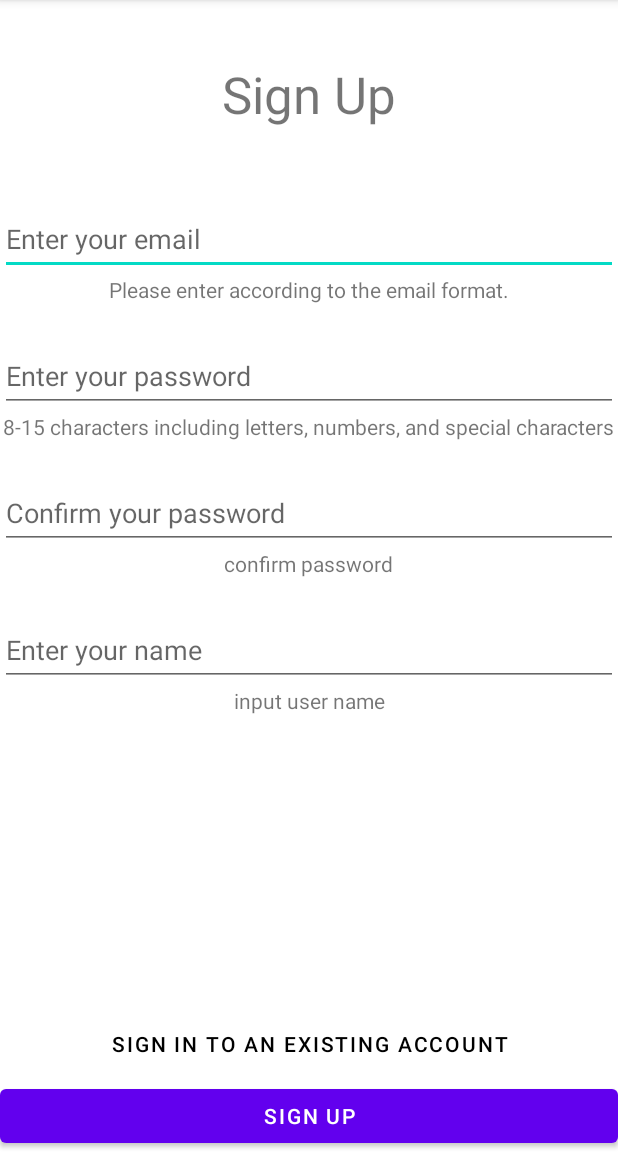
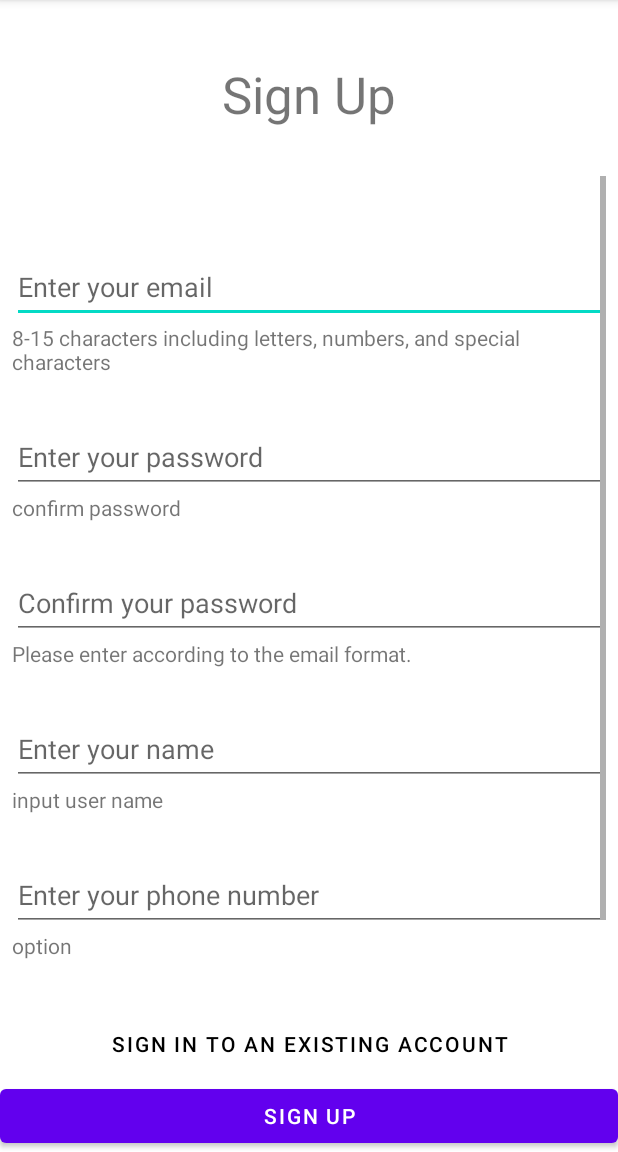
Before and after one commit to wookingwoo/shoppingmall-demo-app, an Android app: the SignupActivity screen opened directly, with no data from a screen before it, on a phone screen of 412 x 824 dp, the part 84-1236 px from its top. Run offline under Robolectric (Android 15) with nearby library versions, the phone set to English and light mode, and no system bars; our stand-ins replace Firebase (no records; nobody signed in at launch, a user with empty details on screens opened directly).

Commit message:
Add UI: phone, address input

```diff
--- a/app/src/main/res/layout/activity_signup.xml
+++ b/app/src/main/res/layout/activity_signup.xml
@@ -5,15 +5,6 @@
     android:layout_width="match_parent"
     android:layout_height="match_parent"
     tools:context=".SignupActivity">
-
-    <TextView
-        android:id="@+id/textView6"
-        android:layout_width="wrap_content"
-        android:layout_height="wrap_content"
-        android:text="@string/input_user_name"
-        app:layout_constraintEnd_toEndOf="parent"
-        app:layout_constraintStart_toStartOf="parent"
-        app:layout_constraintTop_toBottomOf="@+id/et_userName" />
 
     <Button
         android:id="@+id/btn_goSignin"
@@ -30,48 +21,6 @@
         app:layout_constraintHorizontal_bias="0.0"
         app:layout_constraintStart_toStartOf="parent" />
 
-    <EditText
-        android:id="@+id/et_email"
-        android:layout_width="0dp"
-        android:layout_height="wrap_content"
-        android:layout_marginTop="50dp"
-        android:ems="10"
-        android:hint="@string/enter_your_email"
-        android:inputType="textEmailAddress"
-        android:minHeight="48dp"
-
-        app:layout_constraintEnd_toEndOf="parent"
-        app:layout_constraintStart_toStartOf="parent"
-        app:layout_constraintTop_toBottomOf="@+id/textView5" />
-
-    <EditText
-        android:id="@+id/et_pw"
-        android:layout_width="0dp"
-        android:layout_height="wrap_content"
-        android:layout_marginTop="24dp"
-        android:ems="10"
-        android:hint="@string/enter_your_password"
-        android:inputType="textPassword"
-        android:minHeight="48dp"
-        app:layout_constraintEnd_toEndOf="parent"
-        app:layout_constraintHorizontal_bias="0.497"
-        app:layout_constraintStart_toStartOf="parent"
-        app:layout_constraintTop_toBottomOf="@+id/textView2" />
-
-    <EditText
-        android:id="@+id/et_confirmPW"
-        android:layout_width="0dp"
-        android:layout_height="wrap_content"
-        android:layout_marginTop="24dp"
-        android:ems="10"
-        android:hint="@string/confirm_your_password"
-        android:inputType="textPassword"
-        android:minHeight="48dp"
-        app:layout_constraintEnd_toEndOf="parent"
-        app:layout_constraintHorizontal_bias="0.0"
-        app:layout_constraintStart_toStartOf="parent"
-        app:layout_constraintTop_toBottomOf="@+id/textView" />
-
     <Button
         android:id="@+id/btn_register"
         android:layout_width="0dp"
@@ -80,35 +29,6 @@
         app:layout_constraintBottom_toBottomOf="parent"
         app:layout_constraintEnd_toEndOf="parent"
         app:layout_constraintStart_toStartOf="parent" />
-
-    <TextView
-        android:id="@+id/textView"
-        android:layout_width="wrap_content"
-        android:layout_height="wrap_content"
-        android:text="@string/pw_lenth_6"
-        app:layout_constraintEnd_toEndOf="parent"
-        app:layout_constraintStart_toStartOf="parent"
-        app:layout_constraintTop_toBottomOf="@+id/et_pw" />
-
-    <TextView
-        android:id="@+id/textView4"
-        android:layout_width="wrap_content"
-        android:layout_height="wrap_content"
-        android:text="@string/confirm_pw"
-        app:layout_constraintEnd_toEndOf="parent"
-        app:layout_constraintHorizontal_bias="0.498"
-        app:layout_constraintStart_toStartOf="parent"
-        app:layout_constraintTop_toBottomOf="@+id/et_confirmPW" />
-
-    <TextView
-        android:id="@+id/textView2"
-        android:layout_width="wrap_content"
-        android:layout_height="wrap_content"
-        android:text="@string/email_hint"
-        app:layout_constraintEnd_toEndOf="parent"
-        app:layout_constraintHorizontal_bias="0.501"
-        app:layout_constraintStart_toStartOf="parent"
-        app:layout_constraintTop_toBottomOf="@+id/et_email" />
 
     <TextView
         android:id="@+id/textView5"
@@ -121,16 +41,123 @@
         app:layout_constraintStart_toStartOf="parent"
         app:layout_constraintTop_toTopOf="parent" />
 
-    <EditText
-        android:id="@+id/et_userName"
+    <ScrollView
         android:layout_width="0dp"
-        android:layout_height="wrap_content"
-        android:layout_marginTop="24dp"
-        android:ems="10"
-        android:hint="@string/enter_your_name"
-        android:inputType="textPersonName"
-        android:minHeight="48dp"
+        android:layout_height="0dp"
+        android:layout_marginStart="8dp"
+        android:layout_marginTop="32dp"
+        android:layout_marginEnd="8dp"
+        app:layout_constraintBottom_toTopOf="@+id/btn_goSignin"
         app:layout_constraintEnd_toEndOf="parent"
         app:layout_constraintStart_toStartOf="parent"
-        app:layout_constraintTop_toBottomOf="@+id/textView4" />
+        app:layout_constraintTop_toBottomOf="@+id/textView5">
+
+        <LinearLayout
+            android:layout_width="match_parent"
+            android:layout_height="wrap_content"
+            android:orientation="vertical">
+
+            <EditText
+                android:id="@+id/et_email"
+                android:layout_width="match_parent"
+                android:layout_height="wrap_content"
+                android:layout_marginTop="50dp"
+                android:ems="10"
+                android:hint="@string/enter_your_email"
+                android:inputType="textEmailAddress"
+                android:minHeight="48dp"
+
+                />
+
+            <TextView
+                android:id="@+id/textView"
+                android:layout_width="wrap_content"
+                android:layout_height="wrap_content"
+                android:text="@string/pw_lenth_6" />
+
+            <EditText
+                android:id="@+id/et_pw"
+                android:layout_width="match_parent"
+                android:layout_height="wrap_content"
+                android:layout_marginTop="30dp"
+                android:ems="10"
+                android:hint="@string/enter_your_password"
+                android:inputType="textPassword"
+                android:minHeight="48dp" />
+
+            <TextView
+                android:id="@+id/textView4"
+                android:layout_width="wrap_content"
+                android:layout_height="wrap_content"
+                android:text="@string/confirm_pw" />
+
+            <EditText
+                android:id="@+id/et_confirmPW"
+                android:layout_width="match_parent"
+                android:layout_height="wrap_content"
+                android:layout_marginTop="30dp"
+                android:ems="10"
+                android:hint="@string/confirm_your_password"
+                android:inputType="textPassword"
+                android:minHeight="48dp" />
+
+            <TextView
+                android:id="@+id/textView2"
+                android:layout_width="wrap_content"
+                android:layout_height="wrap_content"
+                android:text="@string/email_hint" />
+
+            <EditText
+                android:id="@+id/et_userName"
+                android:layout_width="match_parent"
+                android:layout_height="wrap_content"
+                android:layout_marginTop="30dp"
+                android:ems="10"
+                android:hint="@string/enter_your_name"
+                android:inputType="textPersonName"
+                android:minHeight="48dp" />
+
+            <TextView
+                android:id="@+id/textView6"
+                android:layout_width="wrap_content"
+                android:layout_height="wrap_content"
+                android:text="@string/input_user_name" />
+
+
+            <EditText
+                android:id="@+id/et_phoneNum"
+                android:layout_width="match_parent"
+                android:layout_height="wrap_content"
+                android:layout_marginTop="30dp"
+                android:ems="10"
+                android:hint="@string/enter_your_phone_number"
+                android:inputType="phone"
+                android:minHeight="48dp" />
+
+            <TextView
+                android:id="@+id/tv_phoneNum"
+                android:layout_width="wrap_content"
+                android:layout_height="wrap_content"
+                android:text="@string/option" />
+
+
+            <EditText
+                android:id="@+id/et_address"
+                android:layout_width="match_parent"
+                android:layout_height="wrap_content"
+                android:layout_marginTop="30dp"
+                android:ems="10"
+                android:hint="@string/enter_your_address"
+                android:inputType="textPostalAddress"
+                android:minHeight="48dp" />
+
+            <TextView
+                android:id="@+id/tv_address"
+                android:layout_width="wrap_content"
+                android:layout_height="wrap_content"
+                android:text="@string/option" />
+
+
+        </LinearLayout>
+    </ScrollView>
 </androidx.constraintlayout.widget.ConstraintLayout>
--- a/app/src/main/res/values/strings.xml
+++ b/app/src/main/res/values/strings.xml
@@ -16,4 +16,8 @@
     <string name="enter_your_email">Enter your email</string>
     <string name="confirm_your_password">Confirm your password</string>
     <string name="enter_your_name">Enter your name</string>
+    <string name="just_enter_the_numbers">Just enter the numbers.</string>
+    <string name="enter_your_phone_number">Enter your phone number</string>
+    <string name="option">option</string>
+    <string name="enter_your_address">Enter your address</string>
 </resources>
```
